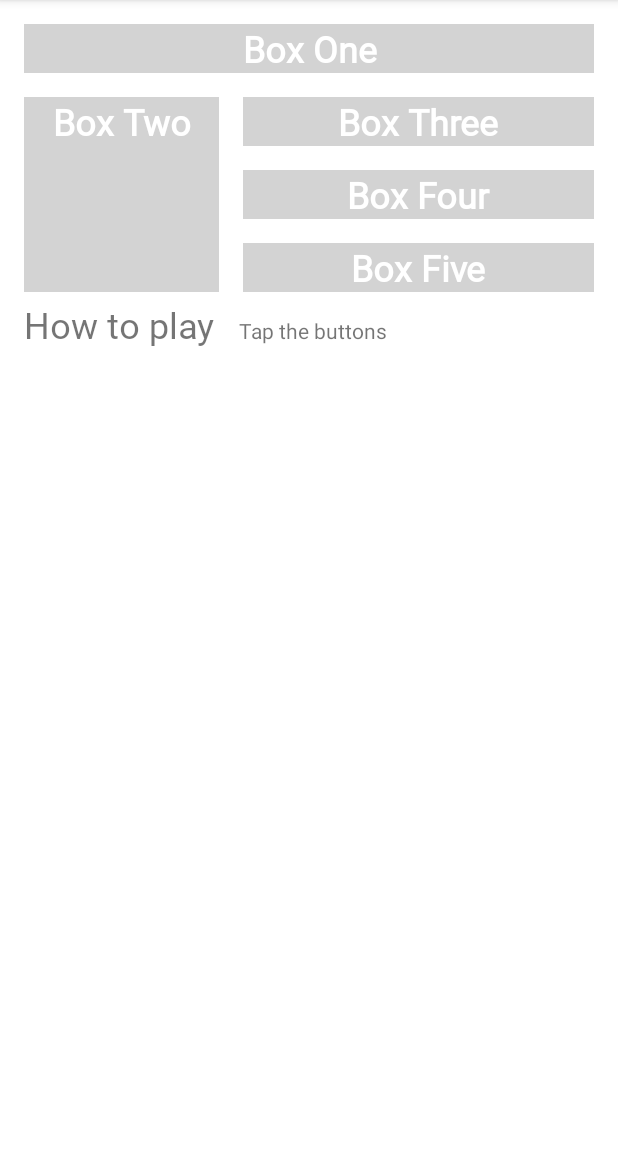
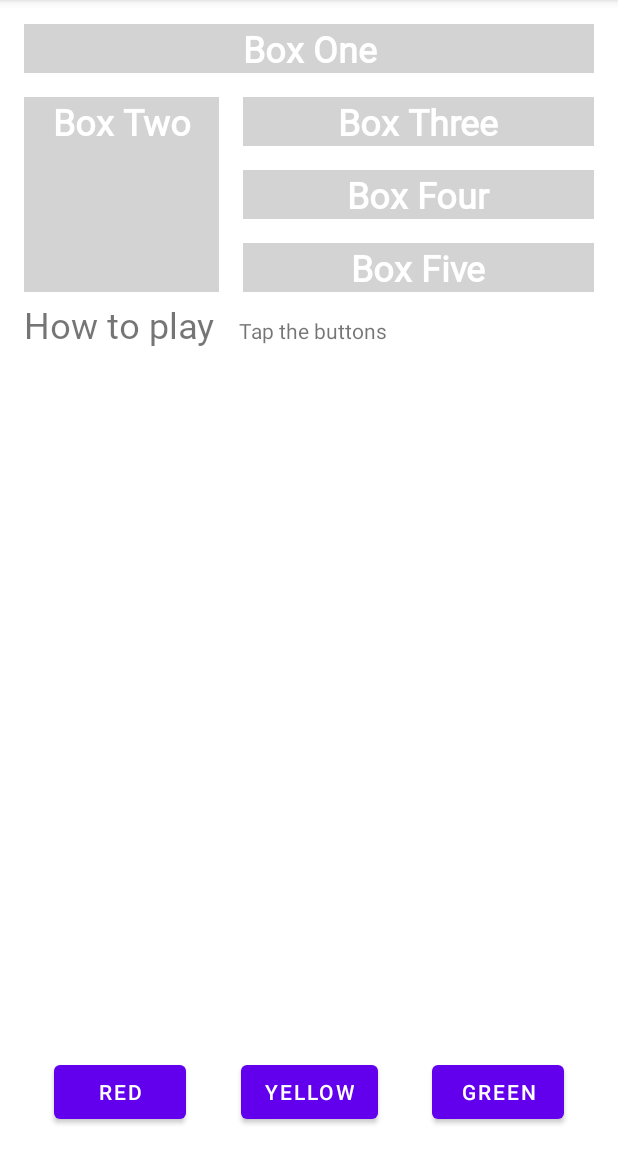
Before and after one commit to raviranjan3570/ColorMyViews, an Android app: the screen it shows after launch (MainActivity), on a phone screen of 412 x 824 dp, the part 84-1236 px from its top. Run offline under Robolectric (Android 15) with nearby library versions, the light colour scheme and no system bars.

Commit message:
added buttons

```diff
--- a/app/src/main/java/com/example/colormyviews/MainActivity.kt
+++ b/app/src/main/java/com/example/colormyviews/MainActivity.kt
@@ -15,7 +15,8 @@ class MainActivity : AppCompatActivity() {
 
     private fun setListeners() {
         val clickableViews : List<View> =
-            listOf(box_one, box_two, box_three, box_four, box_five)
+            listOf(box_one, box_two, box_three, box_four, box_five, red_button, yellow_button,
+                green_button)
 
             for (item in clickableViews){
                 item.setOnClickListener { makeColored(it) }
@@ -30,6 +31,10 @@ class MainActivity : AppCompatActivity() {
             R.id.box_three -> view.setBackgroundResource(android.R.color.holo_green_light)
             R.id.box_four -> view.setBackgroundResource(android.R.color.holo_green_dark)
             R.id.box_five -> view.setBackgroundResource(android.R.color.holo_green_light)
+
+            R.id.red_button -> box_three.setBackgroundResource(R.color.my_red)
+            R.id.yellow_button -> box_four.setBackgroundResource(R.color.my_yellow)
+            R.id.green_button -> box_five.setBackgroundResource(R.color.my_green)
         }
     }
 }
--- a/app/src/main/res/layout/activity_main.xml
+++ b/app/src/main/res/layout/activity_main.xml
@@ -102,4 +102,42 @@
         app:layout_constraintTop_toBottomOf="@+id/box_two"
         app:layout_constraintVertical_bias="0.0" />
 
+    <Button
+        android:id="@+id/red_button"
+        android:layout_width="wrap_content"
+        android:layout_height="wrap_content"
+        android:layout_marginStart="16dp"
+        android:text="@string/button_red"
+        app:layout_constraintBaseline_toBaselineOf="@+id/yellow_button"
+        app:layout_constraintEnd_toStartOf="@+id/yellow_button"
+        app:layout_constraintHorizontal_bias="0.5"
+        app:layout_constraintStart_toStartOf="parent" />
+
+    <Button
+        android:id="@+id/yellow_button"
+        android:layout_width="wrap_content"
+        android:layout_height="wrap_content"
+        android:layout_marginStart="16dp"
+        android:layout_marginTop="16dp"
+        android:layout_marginEnd="16dp"
+        android:layout_marginBottom="16dp"
+        android:text="@string/button_yellow"
+        app:layout_constraintBottom_toBottomOf="parent"
+        app:layout_constraintEnd_toStartOf="@+id/green_button"
+        app:layout_constraintHorizontal_bias="0.5"
+        app:layout_constraintStart_toEndOf="@+id/red_button"
+        app:layout_constraintTop_toBottomOf="@+id/info_text"
+        app:layout_constraintVertical_bias="1.0" />
+
+    <Button
+        android:id="@+id/green_button"
+        android:layout_width="wrap_content"
+        android:layout_height="wrap_content"
+        android:layout_marginEnd="16dp"
+        android:text="@string/button_green"
+        app:layout_constraintBaseline_toBaselineOf="@+id/yellow_button"
+        app:layout_constraintEnd_toEndOf="parent"
+        app:layout_constraintHorizontal_bias="0.5"
+        app:layout_constraintStart_toEndOf="@+id/yellow_button" />
+
 </androidx.constraintlayout.widget.ConstraintLayout>
--- a/app/src/main/res/values/colors.xml
+++ b/app/src/main/res/values/colors.xml
@@ -8,4 +8,8 @@
     <color name="black">#FF000000</color>
     <color name="white">#FFFFFFFF</color>
     <color name="gray">#d3d3d3</color>
+
+    <color name="my_green">#12C700</color>
+    <color name="my_red">#E54304</color>
+    <color name="my_yellow">#FFC107</color>
 </resources>
```
